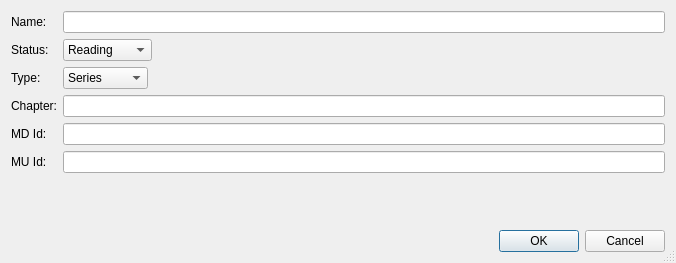
Above: src/UI/AddWorkDialog/AddWorkDialog.ui from NikolaRoev/Tracker before the change. Below: the same form after it.
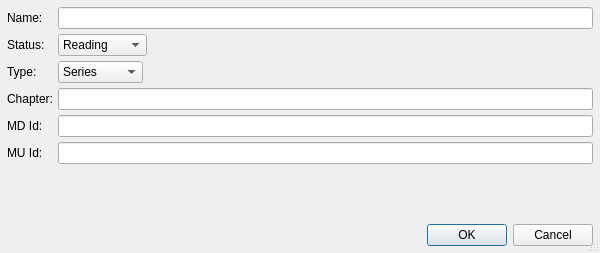
That is the form after the change.

Patch:
```diff
--- a/src/UI/AddWorkDialog/AddWorkDialog.ui
+++ b/src/UI/AddWorkDialog/AddWorkDialog.ui
@@ -6,16 +6,10 @@
    <rect>
     <x>0</x>
     <y>0</y>
-    <width>676</width>
-    <height>263</height>
+    <width>600</width>
+    <height>253</height>
    </rect>
   </property>
-  <property name="sizePolicy">
-   <sizepolicy hsizetype="Preferred" vsizetype="Preferred">
-    <horstretch>0</horstretch>
-    <verstretch>0</verstretch>
-   </sizepolicy>
-  </property>
   <property name="windowTitle">
    <string>Add Work</string>
   </property>
@@ -23,6 +17,21 @@
    <bool>true</bool>
   </property>
   <layout class="QVBoxLayout" name="verticalLayout">
+   <property name="spacing">
+    <number>5</number>
+   </property>
+   <property name="leftMargin">
+    <number>7</number>
+   </property>
+   <property name="topMargin">
+    <number>7</number>
+   </property>
+   <property name="rightMargin">
+    <number>7</number>
+   </property>
+   <property name="bottomMargin">
+    <number>7</number>
+   </property>
    <item>
     <layout class="QFormLayout" name="formLayout">
      <item row="0" column="0">
```
